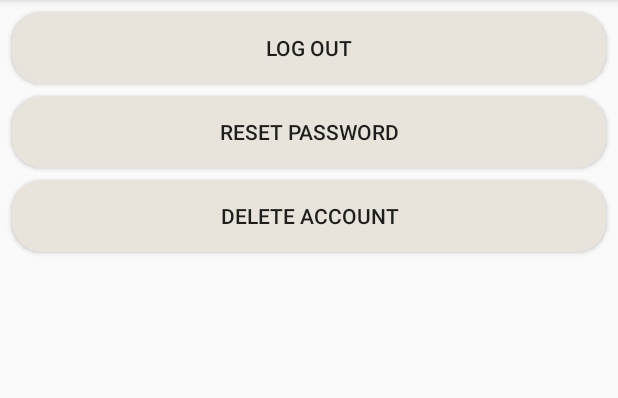
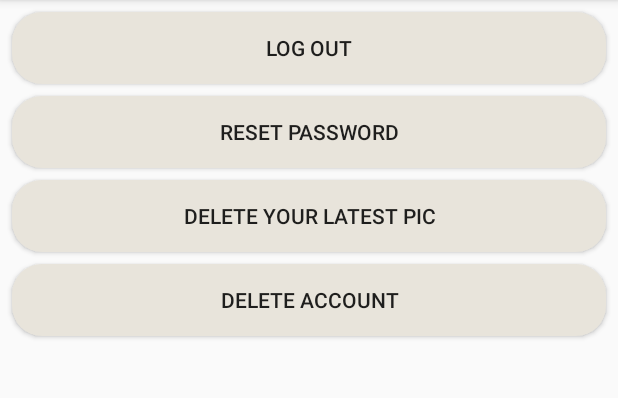
Before and after one commit to AHoflin/group10proj, an Android app: the screen it shows after launch once a user with an empty profile is signed in (SettingsActivity), after a tap on "Settings", on a phone screen of 412 x 824 dp, the part 84-482 px from its top. Run offline under Robolectric (Android 15) with nearby library versions, the phone set to English and light mode, and no system bars; our stand-ins replace Firebase (no records; nobody signed in at launch, a user with empty details on screens opened directly), Picasso, RxJava; libraries missing offline, so code that uses them is left out: android.arch.paging, com.theartofdev.edmodo; pictures from the network do not load; 10 statements that could not run were skipped.

Commit message:
Delete latest pic added

```diff
--- a/app/src/main/res/layout/activity_settings.xml
+++ b/app/src/main/res/layout/activity_settings.xml
@@ -16,6 +16,10 @@
     </android.support.v7.widget.Toolbar>
 
     <Button
+
+
+
+
             android:text="@string/btn_logout"
             android:layout_width="0dp"
             android:layout_height="wrap_content"
@@ -33,12 +37,20 @@
             app:layout_constraintTop_toBottomOf="@+id/btn_logout" app:layout_constraintEnd_toEndOf="@+id/btn_logout"
             app:layout_constraintStart_toStartOf="@+id/btn_logout" android:background="@drawable/roundedbutton"/>
     <Button
+            android:text="@string/delete_last"
+            android:layout_width="0dp"
+            android:layout_height="wrap_content" android:id="@+id/btn_delete_pic"
+            app:layout_constraintEnd_toEndOf="@+id/btn_logout"
+            app:layout_constraintStart_toStartOf="@+id/btn_logout" android:background="@drawable/roundedbutton"
+            app:layout_constraintHorizontal_bias="1.0" android:layout_marginTop="8dp"
+            app:layout_constraintTop_toBottomOf="@+id/btn_reset_pwd_2"/>
+    <Button
             android:text="DELETE ACCOUNT"
             android:background="@drawable/roundedbutton"
             android:layout_height="wrap_content" android:id="@+id/btn_delete_account"
             android:layout_width="0dp"
-            android:layout_marginTop="8dp"
-            app:layout_constraintTop_toBottomOf="@+id/btn_reset_pwd_2"
-            app:layout_constraintStart_toStartOf="@+id/btn_reset_pwd_2" app:layout_constraintEnd_toEndOf="@+id/btn_reset_pwd_2"/>
+            app:layout_constraintStart_toStartOf="@+id/btn_reset_pwd_2"
+            app:layout_constraintEnd_toEndOf="@+id/btn_reset_pwd_2" app:layout_constraintHorizontal_bias="1.0"
+            android:layout_marginTop="8dp" app:layout_constraintTop_toBottomOf="@+id/btn_delete_pic"/>
 
 </android.support.constraint.ConstraintLayout>
--- a/app/src/main/res/values/strings.xml
+++ b/app/src/main/res/values/strings.xml
@@ -26,5 +26,7 @@
     <string name="home_feed">Home</string>
     <string name="pic_of_the_day_feed">Pic of the day</string>
     <string name="reset_pwd">Reset password</string>
+    <string name="delete_last">Delete your latest pic</string>
+    delete_last
 
 </resources>
```
Also changed, not shown: app/src/main/java/com/example/jdeiv/picoftheday/SettingsActivity.kt (+51 -2 lines).
